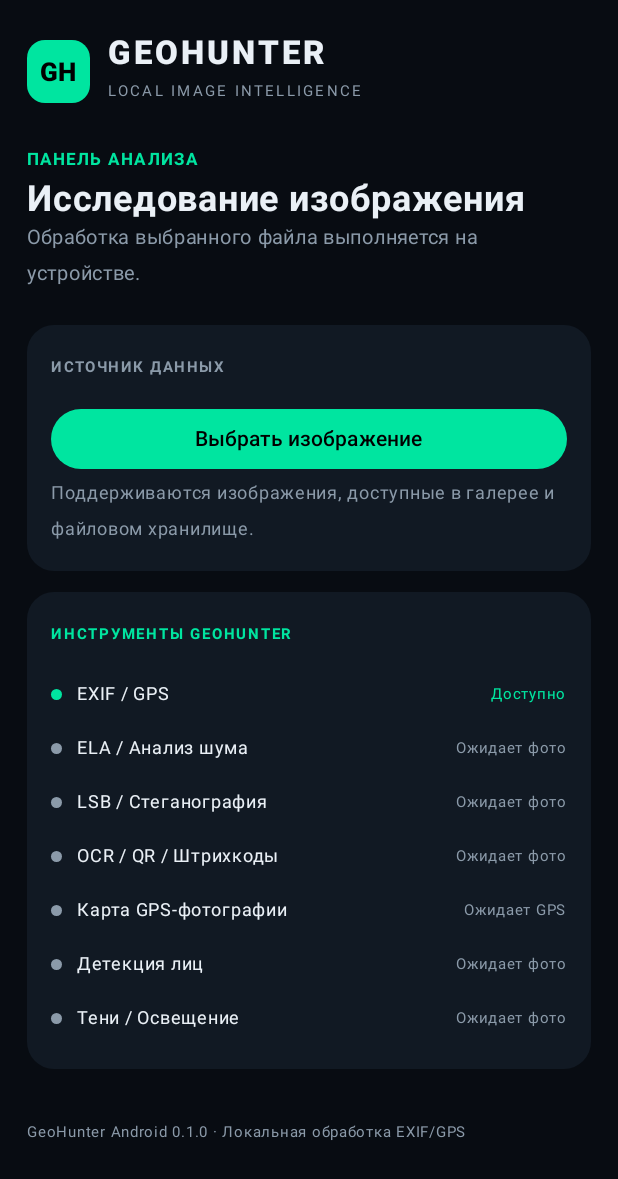
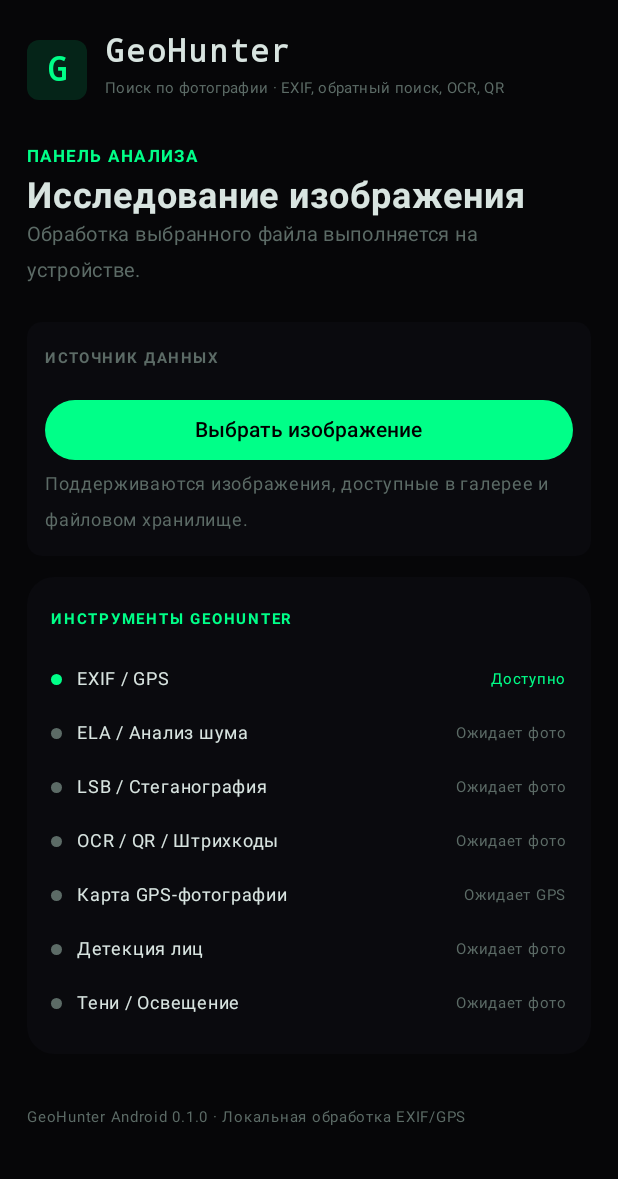
Before and after one commit to ERRORoX/Geohunter, an Android app built with Jetpack Compose: the screen it shows after launch (MainActivity), on a phone screen of 412 x 824 dp. Shown: the top 1179 px of the screen. Run offline under Robolectric (Android 15) with nearby library versions, the phone set to English and light mode, and no system bars; libraries missing offline, so code that uses them is left out: org.maplibre.android.

Commit message:
Align Android base theme with GeoHunter web design

```diff
--- a/android/app/src/main/java/com/errorox/geohunter/MainActivity.kt
+++ b/android/app/src/main/java/com/errorox/geohunter/MainActivity.kt
@@ -11,6 +11,7 @@ import androidx.activity.compose.setContent
 import androidx.activity.result.contract.ActivityResultContracts
 import androidx.compose.foundation.Image
 import androidx.compose.foundation.background
+import androidx.compose.foundation.BorderStroke
 import androidx.compose.foundation.layout.Arrangement
 import androidx.compose.foundation.layout.Box
 import androidx.compose.foundation.layout.Column
@@ -66,10 +67,14 @@ import kotlinx.coroutines.withContext
 import java.util.Locale
 import kotlin.math.roundToInt
 
-private val GhBackground = Color(0xFF080C12)
-private val GhSurface = Color(0xFF111923)
-private val GhAccent = Color(0xFF00E5A0)
-private val GhMuted = Color(0xFF8B9AA9)
+private val GhBackground = Color(0xFF060608) // GeoHunter --bg-page
+private val GhSurface = Color(0xFF0A0A0E) // GeoHunter --bg-card
+private val GhPanel = Color(0xFF0C0C10) // GeoHunter --bg-panel
+private val GhAccent = Color(0xFF00FF88) // GeoHunter --accent
+private val GhCyan = Color(0xFF00D4FF) // GeoHunter --cyan
+private val GhMuted = Color(0xFF5C6B66) // GeoHunter --text-muted
+private val GhText = Color(0xFFD8E4E0) // GeoHunter --text
+private val GhBorder = Color(0xFF1A1A22) // GeoHunter --border
 
 data class ForensicOutcome(val result: ForensicResult?, val error: String? = null)
 data class TextCodeOutcome(val result: TextCodeInspection?, val error: String? = null)
@@ -82,10 +87,10 @@ class MainActivity : ComponentActivity() {
             MaterialTheme(colorScheme = darkColorScheme(
                 primary = GhAccent,
                 background = GhBackground,
-                surface = GhSurface,
+                surface = GhPanel,
                 onPrimary = Color.Black,
-                onBackground = Color(0xFFEAF0F6),
-                onSurface = Color(0xFFEAF0F6)
+                onBackground = GhText,
+                onSurface = GhText
             )) {
                 GeoHunterApp()
             }
@@ -167,15 +172,15 @@ private fun GeoHunterApp() {
                 Spacer(Modifier.height(22.dp))
                 Row(verticalAlignment = Alignment.CenterVertically) {
                     Box(
-                        modifier = Modifier.size(42.dp).background(GhAccent, RoundedCornerShape(12.dp)),
+                        modifier = Modifier.size(40.dp).background(Color(0x1F00FF88), RoundedCornerShape(8.dp)).then(Modifier),
                         contentAlignment = Alignment.Center
                     ) {
-                        Text("GH", color = Color.Black, fontWeight = FontWeight.Black, fontSize = 17.sp)
+                        Text("G", color = GhAccent, fontWeight = FontWeight.Bold, fontSize = 22.sp, fontFamily = androidx.compose.ui.text.font.FontFamily.Monospace)
                     }
                     Spacer(Modifier.width(12.dp))
                     Column {
-                        Text("GEOHUNTER", fontWeight = FontWeight.Black, fontSize = 22.sp, letterSpacing = 2.sp)
-                        Text("LOCAL IMAGE INTELLIGENCE", color = GhMuted, fontSize = 10.sp, letterSpacing = 1.5.sp)
+                        Text("GeoHunter", fontWeight = FontWeight.SemiBold, fontSize = 21.sp, letterSpacing = 1.2.sp, fontFamily = androidx.compose.ui.text.font.FontFamily.Monospace)
+                        Text("Поиск по фотографии · EXIF, обратный поиск, OCR, QR", color = GhMuted, fontSize = 10.sp, letterSpacing = 0.2.sp)
                     }
                 }
                 Spacer(Modifier.height(22.dp))
@@ -186,8 +191,8 @@ private fun GeoHunterApp() {
             }
 
             item {
-                Card(colors = CardDefaults.cardColors(containerColor = GhSurface), shape = RoundedCornerShape(18.dp)) {
-                    Column(Modifier.fillMaxWidth().padding(16.dp)) {
+                Card(colors = CardDefaults.cardColors(containerColor = GhSurface), shape = RoundedCornerShape(10.dp)) {
+                    Column(Modifier.fillMaxWidth().padding(12.dp)) {
                         Text("ИСТОЧНИК ДАННЫХ", color = GhMuted, fontSize = 10.sp, fontWeight = FontWeight.Bold, letterSpacing = 1.sp)
                         Spacer(Modifier.height(12.dp))
                         Button(
@@ -283,7 +288,7 @@ private fun GeoHunterApp() {
                                 if (result.lsbInspection.detectedSignatures.isNotEmpty()) {
                                     Text("Найденные сигнатуры:", color = GhAccent, fontSize = 11.sp, fontWeight = FontWeight.SemiBold)
                                     result.lsbInspection.detectedSignatures.forEach {
-                                        Text("• $it", color = Color(0xFFEAF0F6), fontSize = 11.sp)
+                                        Text("• $it", color = GhText, fontSize = 11.sp)
                                     }
                                 } else {
                                     Text("Известные сигнатуры файлов в начале извлечённого потока не обнаружены.", color = GhMuted, fontSize = 11.sp)
@@ -543,7 +548,7 @@ private fun ImagePreview(uri: Uri) {
         }
     }
     Card(colors = CardDefaults.cardColors(containerColor = GhSurface), shape = RoundedCornerShape(18.dp)) {
-        Column(Modifier.fillMaxWidth().padding(12.dp)) {
+        Column(Modifier.fillMaxWidth().padding(10.dp)) {
             Text("ПРЕДПРОСМОТР", color = GhMuted, fontSize = 10.sp, fontWeight = FontWeight.Bold)
             Spacer(Modifier.height(10.dp))
             if (bitmap != null) {
```
